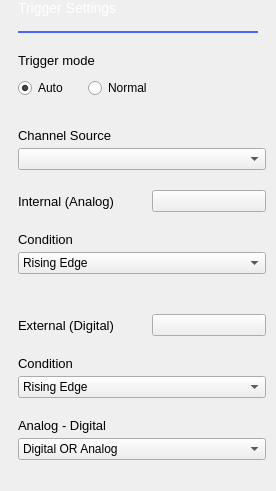
This is ui/trigger_settings.ui in analogdevicesinc/scopy as Qt 5 draws it before an edit. The edited form follows.
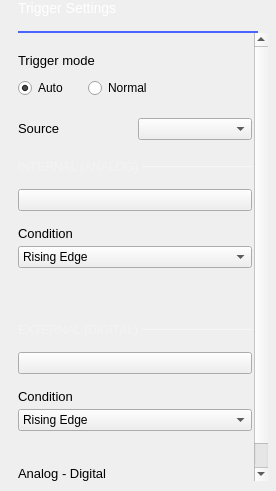
This is the edited form. Custom widgets are drawn as their Qt base class.

Commit message: Oscilloscope: Create Internal and External sections in the trigger settings menu.

Patch:
```diff
--- a/ui/trigger_settings.ui
+++ b/ui/trigger_settings.ui
@@ -113,9 +113,9 @@
       <property name="geometry">
        <rect>
         <x>0</x>
-        <y>-24</y>
-        <width>239</width>
-        <height>476</height>
+        <y>0</y>
+        <width>229</width>
+        <height>548</height>
        </rect>
       </property>
       <layout class="QVBoxLayout" name="verticalLayout_4">
@@ -142,6 +142,9 @@
          <property name="topMargin">
           <number>20</number>
          </property>
+         <property name="bottomMargin">
+          <number>0</number>
+         </property>
          <item>
           <widget class="QLabel" name="label">
            <property name="styleSheet">
@@ -198,10 +201,8 @@
            </item>
           </layout>
          </item>
-        </layout>
-       </item>
        <item>
-        <layout class="QVBoxLayout" name="verticalLayout_5">
+          <layout class="QHBoxLayout" name="horizontalLayout_3">
          <property name="spacing">
           <number>5</number>
          </property>
@@ -220,7 +221,7 @@
             <string notr="true">font-size: 13px;</string>
            </property>
            <property name="text">
-            <string>Channel Source</string>
+              <string>Source</string>
            </property>
           </widget>
          </item>
@@ -239,20 +240,72 @@
          </item>
         </layout>
        </item>
+        </layout>
+       </item>
        <item>
-        <layout class="QHBoxLayout" name="horizontalLayout_2">
+        <layout class="QVBoxLayout" name="verticalLayout_6">
+         <property name="spacing">
+          <number>15</number>
+         </property>
          <property name="topMargin">
           <number>0</number>
          </property>
+         <property name="bottomMargin">
+          <number>15</number>
+         </property>
          <item>
-          <widget class="QLabel" name="lbl_internal">
+          <layout class="QHBoxLayout" name="horizontalLayout_4">
+           <property name="spacing">
+            <number>0</number>
+           </property>
+           <property name="topMargin">
+            <number>0</number>
+           </property>
+           <property name="bottomMargin">
+            <number>0</number>
+           </property>
+           <item>
+            <widget class="QLabel" name="label_2">
+             <property name="sizePolicy">
+              <sizepolicy hsizetype="Fixed" vsizetype="Fixed">
+               <horstretch>0</horstretch>
+               <verstretch>0</verstretch>
+              </sizepolicy>
+             </property>
            <property name="styleSheet">
-            <string notr="true">font-size: 13px;</string>
+              <string notr="true">QLabel {
+		font-size: 12px;
+		color: rgba(255, 255, 255, 70);
+	}</string>
            </property>
            <property name="text">
-            <string>Internal (Analog)</string>
-           </property>
-          </widget>
+              <string>INTERNAL (ANALOG) </string>
+             </property>
+            </widget>
+           </item>
+           <item>
+            <widget class="Line" name="line">
+             <property name="minimumSize">
+              <size>
+               <width>0</width>
+               <height>1</height>
+              </size>
+             </property>
+             <property name="maximumSize">
+              <size>
+               <width>16777215</width>
+               <height>1</height>
+              </size>
+             </property>
+             <property name="styleSheet">
+              <string notr="true">border: 1px solid rgba(255, 255, 255, 70);</string>
+             </property>
+             <property name="orientation">
+              <enum>Qt::Horizontal</enum>
+             </property>
+            </widget>
+           </item>
+          </layout>
          </item>
          <item>
           <widget class="adiscope::CustomSwitch" name="intern_en">
@@ -264,8 +317,6 @@
            </property>
           </widget>
          </item>
-        </layout>
-       </item>
        <item>
         <widget class="QWidget" name="analog_controls" native="true">
          <layout class="QVBoxLayout" name="verticalLayout_2">
@@ -380,32 +431,72 @@
          </layout>
         </widget>
        </item>
+        </layout>
+       </item>
        <item>
-        <layout class="QHBoxLayout" name="horizontalLayout_3">
+        <layout class="QVBoxLayout" name="verticalLayout_8">
+         <property name="spacing">
+          <number>15</number>
+         </property>
          <property name="topMargin">
           <number>0</number>
          </property>
+         <property name="bottomMargin">
+          <number>0</number>
+         </property>
          <item>
-          <widget class="QLabel" name="lbl_external">
+          <layout class="QHBoxLayout" name="horizontalLayout_5">
+           <property name="spacing">
+            <number>0</number>
+           </property>
+           <property name="topMargin">
+            <number>0</number>
+           </property>
+           <property name="bottomMargin">
+            <number>0</number>
+           </property>
+           <item>
+            <widget class="QLabel" name="label_3">
            <property name="sizePolicy">
-            <sizepolicy hsizetype="Minimum" vsizetype="Fixed">
+              <sizepolicy hsizetype="Fixed" vsizetype="Fixed">
              <horstretch>0</horstretch>
              <verstretch>0</verstretch>
             </sizepolicy>
            </property>
-           <property name="minimumSize">
-            <size>
-             <width>36</width>
-             <height>16</height>
-            </size>
-           </property>
            <property name="styleSheet">
-            <string notr="true">font-size: 13px;</string>
+              <string notr="true">QLabel {
+		font-size: 12px;
+		color: rgba(255, 255, 255, 70);
+	}</string>
            </property>
            <property name="text">
-            <string>External (Digital)</string>
-           </property>
-          </widget>
+              <string>EXTERNAL (DIGITAL) </string>
+             </property>
+            </widget>
+           </item>
+           <item>
+            <widget class="Line" name="line_2">
+             <property name="minimumSize">
+              <size>
+               <width>0</width>
+               <height>1</height>
+              </size>
+             </property>
+             <property name="maximumSize">
+              <size>
+               <width>16777215</width>
+               <height>1</height>
+              </size>
+             </property>
+             <property name="styleSheet">
+              <string notr="true">border: 1px solid rgba(255, 255, 255, 70);</string>
+             </property>
+             <property name="orientation">
+              <enum>Qt::Horizontal</enum>
+             </property>
+            </widget>
+           </item>
+          </layout>
          </item>
          <item>
           <widget class="adiscope::CustomSwitch" name="extern_en">
@@ -417,8 +508,6 @@
            </property>
           </widget>
          </item>
-        </layout>
-       </item>
        <item>
         <widget class="QWidget" name="digital_controls" native="true">
          <layout class="QVBoxLayout" name="verticalLayout_3">
@@ -494,13 +583,15 @@
          </layout>
         </widget>
        </item>
+        </layout>
+       </item>
        <item>
         <layout class="QVBoxLayout" name="verticalLayout_7">
          <property name="spacing">
           <number>5</number>
          </property>
          <property name="topMargin">
-          <number>0</number>
+          <number>15</number>
          </property>
          <item>
           <widget class="QLabel" name="lbl_analog_extern">
@@ -578,11 +669,7 @@
        </item>
       </layout>
       <zorder></zorder>
-      <zorder>analog_controls</zorder>
-      <zorder>digital_controls</zorder>
       <zorder>verticalSpacer_3</zorder>
-      <zorder>horizontalLayoutWidget</zorder>
-      <zorder>horizontalLayoutWidget_2</zorder>
       <zorder>verticalLayoutWidget</zorder>
       <zorder>verticalLayoutWidget_2</zorder>
      </widget>
```
Lines whose indentation alone changed are shown as unchanged.
